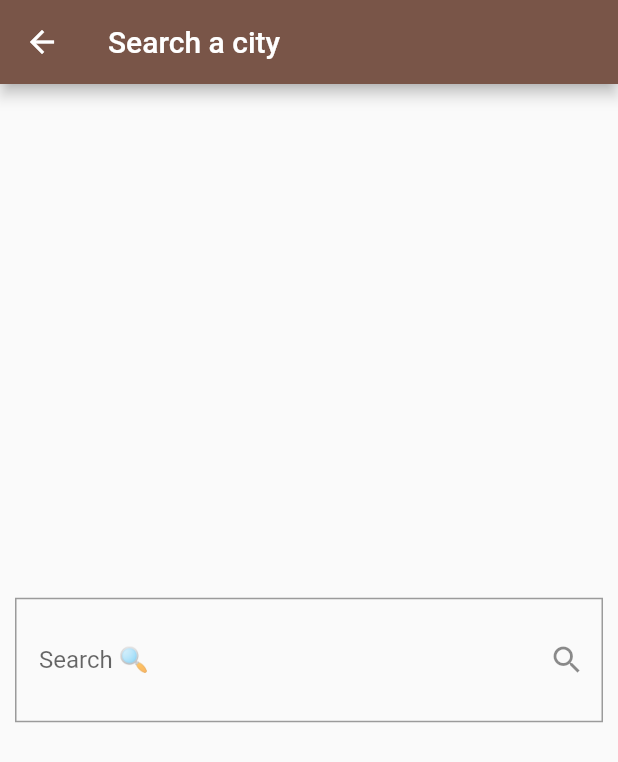
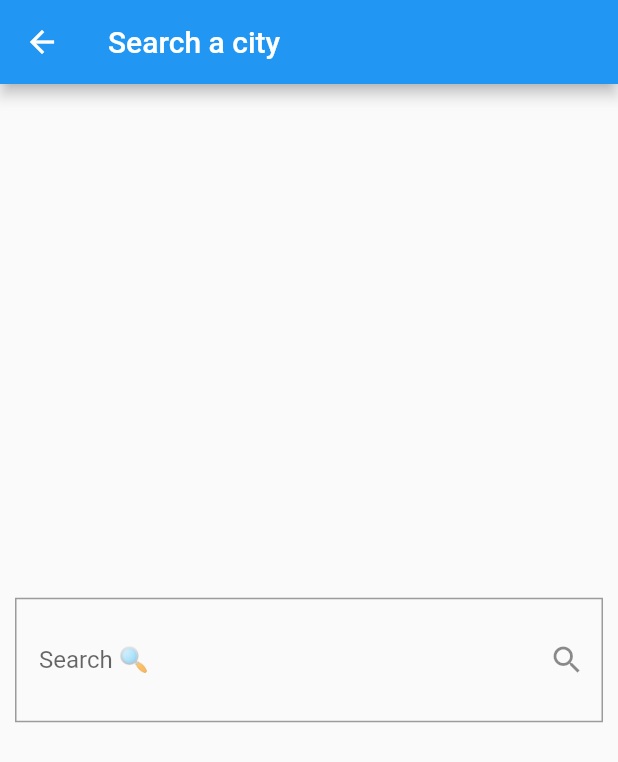
Before and after one commit to Abdo-Elsabagh/wather_app, a Flutter app: the screen it shows after launch, after a tap on the "search" icon, on a phone screen of 412 x 824 dp. Shown: the top 762 px of the screen. Run offline on Flutter 3.47's test engine with Material 3 defaults, Android fonts, the phone set to English and light mode, and no system bars; our stand-ins replace dio, flutter_bloc.

Commit message:
`feat: updated get_weather_cubit to handle nullable weatherModel, added theme color based on weather condition, and improved weather info body widget`

```diff
--- a/lib/cubits/get_waether_cubit/get_weather_cubit.dart
+++ b/lib/cubits/get_waether_cubit/get_weather_cubit.dart
@@ -6,11 +6,11 @@ import 'package:wather_app/services/weather_service.dart';
 
 class GetWeatherCubit extends Cubit<WeatherState> {
   GetWeatherCubit() : super(WeatherInitialstate());
-  late WeatherModel weatherModel;
+    WeatherModel? weatherModel;
   getWeather({required String cityName}) async {
     try {
       weatherModel = await WeatherService(Dio()).getWather(cityName: cityName);
-      emit(WeatherLaodedState(weatherModel: weatherModel));
+      emit(WeatherLaodedState(weatherModel: weatherModel!));
     } catch (e) {
       emit(WeatherFailureState(errorMassage: e.toString()));
     }
--- a/lib/main.dart
+++ b/lib/main.dart
@@ -1,6 +1,7 @@
 import 'package:flutter/material.dart';
 import 'package:flutter_bloc/flutter_bloc.dart';
 import 'package:wather_app/cubits/get_waether_cubit/get_weather_cubit.dart';
+import 'package:wather_app/cubits/get_waether_cubit/get_weather_states.dart';
 import 'package:wather_app/pages/home_page.dart';
 
 void main() {
@@ -13,15 +14,86 @@ class MyApp extends StatelessWidget {
   @override
   Widget build(BuildContext context) {
     return BlocProvider(
-      create: (context) => GetWeatherCubit(),
-      child: MaterialApp(
-        debugShowCheckedModeBanner: false,
-        theme: ThemeData(
-          primarySwatch: Colors.brown,
-          useMaterial3: false,
-        ),
-        home: const Homeviem(),
-      ),
-    );
+        create: (context) => GetWeatherCubit(),
+        child: Builder(
+          builder: (context) => BlocBuilder<GetWeatherCubit, WeatherState>(
+            builder: (context, state) {
+              return MaterialApp(
+                debugShowCheckedModeBanner: false,
+                theme: ThemeData(
+                    useMaterial3: false,
+                    colorScheme: ColorScheme.fromSwatch(
+                        primarySwatch: getThemeColor(
+                            BlocProvider.of<GetWeatherCubit>(context)
+                                    .weatherModel
+                                    ?.watherCondition ??
+                                "default"))),
+                home: const Homeviem(),
+              );
+            },
+          ),
+        ));
   }
 }
+
+MaterialColor getThemeColor(String condition) {
+  switch (condition) {
+    case "Sunny":
+    case "Clear":
+      return Colors.amber;
+
+    case "Partly Cloudy ":
+      return Colors.orange;
+
+    case "Cloudy":
+    case "Overcast":
+      return Colors.blueGrey;
+
+    case "Mist":
+    case "Fog":
+    case "Haze":
+      return Colors.grey;
+
+    case "Patchy rain possible":
+    case "Patchy rain nearby":
+    case "Patchy light rain":
+    case "Light rain":
+    case "Patchy light drizzle":
+    case "Light drizzle":
+      return Colors.lightBlue;
+
+    case "Moderate rain":
+    case "Moderate rain at times":
+    case "Heavy rain":
+    case "Heavy rain at times":
+      return Colors.indigo;
+
+    case "Patchy light snow":
+    case "Light snow":
+    case "Moderate snow":
+    case "Heavy snow":
+    case "Blizzard":
+      return Colors.cyan;
+
+    case "Patchy sleet possible":
+    case "Light sleet":
+    case "Moderate or heavy sleet":
+    case "Freezing drizzle":
+    case "Freezing fog":
+    case "Light freezing rain":
+      return Colors.teal;
+
+    case "Ice pellets":
+    case "Light showers of ice pellets":
+    case "Moderate or heavy showers of ice pellets":
+      return Colors.lightGreen;
+
+    case "Patchy light rain with thunder":
+    case "Moderate or heavy rain with thunder":
+    case "Thundery outbreaks possible":
+      return Colors.deepPurple;
+
+    default:
+      return Colors.blue;
+  }
+}
--- a/lib/pages/home_page.dart
+++ b/lib/pages/home_page.dart
@@ -18,6 +18,7 @@ class _HomeviemState extends State<Homeviem> {
   Widget build(BuildContext context) {
     return Scaffold(
       appBar: AppBar(
+        centerTitle: true,
         actions: [
           IconButton(
               onPressed: () {
@@ -28,12 +29,12 @@ class _HomeviemState extends State<Homeviem> {
               icon: const Icon(
                 Icons.search,
                 size: 26,
-                color: Colors.white,
+                color: Colors.black  ,
               ))
         ],
         title: const Text(
           'Wather App',
-          style: TextStyle(color: Colors.white),
+          style: TextStyle(color: Colors.black),
         ),
       ),
       body:
@@ -41,13 +42,18 @@ class _HomeviemState extends State<Homeviem> {
         if (state is WeatherInitialstate) {
           return const NowatherBody();
         } else if (state is WeatherLaodedState) {
-          return const WeatherInfoBody();
+          return WeatherInfoBody(
+            wearther: state.weatherModel,
+          );
         } else {
-          return const Center(
-              child: Text(
-            'opps there was an error',
-            style: TextStyle(fontSize: 24, fontWeight: FontWeight.bold),
-          ));
+          return const Padding(
+            padding: EdgeInsets.all(10.0),
+            child: Center(
+                child: Text(
+              'opps, there was an error.\nPlease check the city name and try again',
+              style: TextStyle(fontSize: 22, fontWeight: FontWeight.bold),
+            )),
+          );
         }
       }),
     );
--- a/lib/widget/weather_info_body.dart
+++ b/lib/widget/weather_info_body.dart
@@ -1,23 +1,41 @@
 import 'package:flutter/material.dart';
 import 'package:flutter_bloc/flutter_bloc.dart';
 import 'package:wather_app/cubits/get_waether_cubit/get_weather_cubit.dart';
+import 'package:wather_app/main.dart';
+import 'package:wather_app/model/weather_model.dart';
 
 class WeatherInfoBody extends StatelessWidget {
   const WeatherInfoBody({
     super.key,
+    required this.wearther,
   });
-
+  final WeatherModel wearther;
   @override
   Widget build(BuildContext context) {
-    var weatherModel = BlocProvider.of<GetWeatherCubit>(context).weatherModel;
+    var weatherModel = BlocProvider.of<GetWeatherCubit>(context).weatherModel!;
     return Scaffold(
-      body: Center(
+      body: Container(
+        decoration: BoxDecoration(
+          gradient: LinearGradient(
+            colors: [
+              getThemeColor(weatherModel.watherCondition),
+              getThemeColor(weatherModel.watherCondition)[300]!,
+              getThemeColor(weatherModel.watherCondition)[200]!,
+              getThemeColor(weatherModel.watherCondition)[50]!
+            ],
+            begin: Alignment.topCenter,
+            end: Alignment.bottomCenter,
+          ),
+        ),
+        child: Padding(
+          padding: const EdgeInsets.all(5.0),
+          child: Center(
               child: Column(
             mainAxisSize: MainAxisSize.min,
             children: [
               Text(weatherModel.cityName,
-              style:
-                  const TextStyle(fontSize: 32, fontWeight: FontWeight.bold)),
+                  style: const TextStyle(
+                      fontSize: 32, fontWeight: FontWeight.bold)),
               Text(
                 'updated at ${weatherModel.date.hour}:${weatherModel.date.minute}',
                 style: const TextStyle(
@@ -35,8 +53,8 @@ class WeatherInfoBody extends StatelessWidget {
                   ),
                   Text(
                     weatherModel.temp.toString(),
-                style:
-                    const TextStyle(fontSize: 32, fontWeight: FontWeight.bold),
+                    style: const TextStyle(
+                        fontSize: 32, fontWeight: FontWeight.bold),
                   ),
                   Column(
                     children: [
@@ -57,10 +75,13 @@ class WeatherInfoBody extends StatelessWidget {
               ),
               Text(
                 weatherModel.watherCondition,
-            style: const TextStyle(fontSize: 24, fontWeight: FontWeight.bold),
+                style:
+                    const TextStyle(fontSize: 24, fontWeight: FontWeight.bold),
               )
             ],
           )),
+        ),
+      ),
     );
   }
 }
```
Lines whose indentation alone changed are shown as unchanged.
